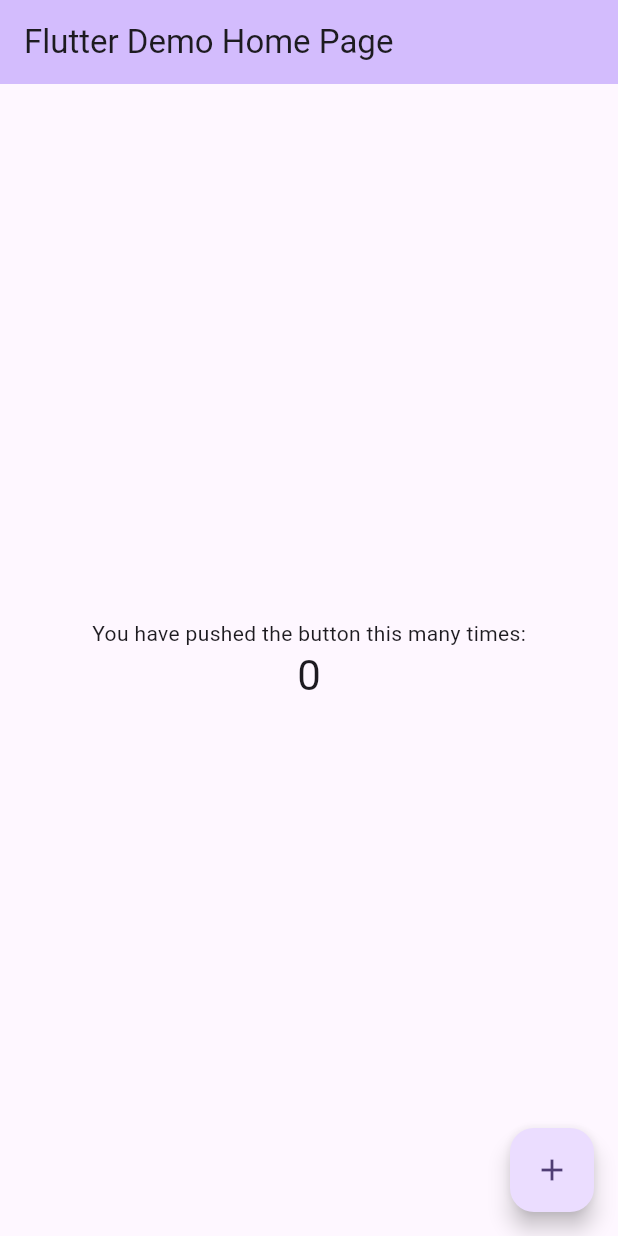
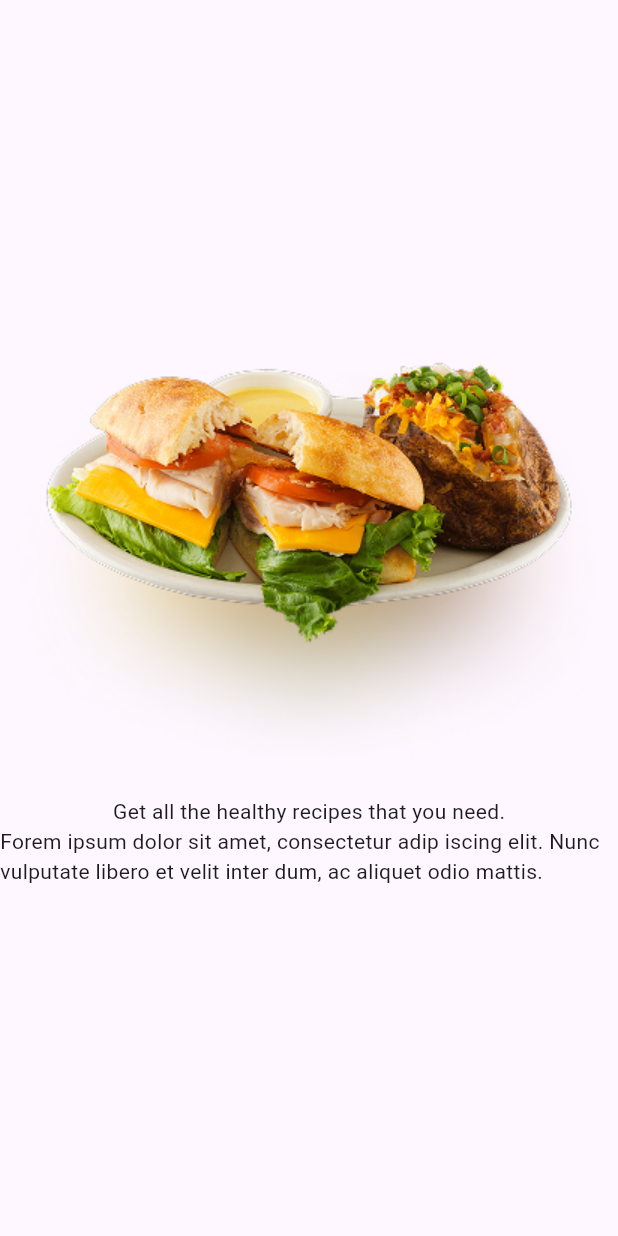
Before and after one commit to Hasnainbangash/Flutter_Recipe_Sharing_App_Task_Work, a Flutter app: the screen it shows after launch, on a phone screen of 412 x 824 dp. Run offline on Flutter 3.47's test engine with Material 3 defaults, Android fonts, the phone set to English and light mode, and no system bars.

Commit message:
Added the fonts and some assetsto the poject and some design of spalsh screen work done

```diff
--- a/lib/main.dart
+++ b/lib/main.dart
@@ -1,4 +1,5 @@
 import 'package:flutter/material.dart';
+import 'package:flutter_recipe_sharing_app_task_work/views/splash_view.dart';
 
 void main() {
   runApp(const MyApp());
@@ -13,110 +14,9 @@ class MyApp extends StatelessWidget {
     return MaterialApp(
       title: 'Flutter Demo',
       theme: ThemeData(
-        // This is the theme of your application.
-        //
-        // TRY THIS: Try running your application with "flutter run". You'll see
-        // the application has a purple toolbar. Then, without quitting the app,
-        // try changing the seedColor in the colorScheme below to Colors.green
-        // and then invoke "hot reload" (save your changes or press the "hot
-        // reload" button in a Flutter-supported IDE, or press "r" if you used
-        // the command line to start the app).
-        //
-        // Notice that the counter didn't reset back to zero; the application
-        // state is not lost during the reload. To reset the state, use hot
-        // restart instead.
-        //
-        // This works for code too, not just values: Most code changes can be
-        // tested with just a hot reload.
         colorScheme: ColorScheme.fromSeed(seedColor: Colors.deepPurple),
       ),
-      home: const MyHomePage(title: 'Flutter Demo Home Page'),
+      home: const SplashView(),
     );
   }
 }
-
-class MyHomePage extends StatefulWidget {
-  const MyHomePage({super.key, required this.title});
-
-  // This widget is the home page of your application. It is stateful, meaning
-  // that it has a State object (defined below) that contains fields that affect
-  // how it looks.
-
-  // This class is the configuration for the state. It holds the values (in this
-  // case the title) provided by the parent (in this case the App widget) and
-  // used by the build method of the State. Fields in a Widget subclass are
-  // always marked "final".
-
-  final String title;
-
-  @override
-  State<MyHomePage> createState() => _MyHomePageState();
-}
-
-class _MyHomePageState extends State<MyHomePage> {
-  int _counter = 0;
-
-  void _incrementCounter() {
-    setState(() {
-      // This call to setState tells the Flutter framework that something has
-      // changed in this State, which causes it to rerun the build method below
-      // so that the display can reflect the updated values. If we changed
-      // _counter without calling setState(), then the build method would not be
-      // called again, and so nothing would appear to happen.
-      _counter++;
-    });
-  }
-
-  @override
-  Widget build(BuildContext context) {
-    // This method is rerun every time setState is called, for instance as done
-    // by the _incrementCounter method above.
-    //
-    // The Flutter framework has been optimized to make rerunning build methods
-    // fast, so that you can just rebuild anything that needs updating rather
-    // than having to individually change instances of widgets.
-    return Scaffold(
-      appBar: AppBar(
-        // TRY THIS: Try changing the color here to a specific color (to
-        // Colors.amber, perhaps?) and trigger a hot reload to see the AppBar
-        // change color while the other colors stay the same.
-        backgroundColor: Theme.of(context).colorScheme.inversePrimary,
-        // Here we take the value from the MyHomePage object that was created by
-        // the App.build method, and use it to set our appbar title.
-        title: Text(widget.title),
-      ),
-      body: Center(
-        // Center is a layout widget. It takes a single child and positions it
-        // in the middle of the parent.
-        child: Column(
-          // Column is also a layout widget. It takes a list of children and
-          // arranges them vertically. By default, it sizes itself to fit its
-          // children horizontally, and tries to be as tall as its parent.
-          //
-          // Column has various properties to control how it sizes itself and
-          // how it positions its children. Here we use mainAxisAlignment to
-          // center the children vertically; the main axis here is the vertical
-          // axis because Columns are vertical (the cross axis would be
-          // horizontal).
-          //
-          // TRY THIS: Invoke "debug painting" (choose the "Toggle Debug Paint"
-          // action in the IDE, or press "p" in the console), to see the
-          // wireframe for each widget.
-          mainAxisAlignment: MainAxisAlignment.center,
-          children: <Widget>[
-            const Text('You have pushed the button this many times:'),
-            Text(
-              '$_counter',
-              style: Theme.of(context).textTheme.headlineMedium,
-            ),
-          ],
-        ),
-      ),
-      floatingActionButton: FloatingActionButton(
-        onPressed: _incrementCounter,
-        tooltip: 'Increment',
-        child: const Icon(Icons.add),
-      ), // This trailing comma makes auto-formatting nicer for build methods.
-    );
-  }
-}
--- /dev/null
+++ b/lib/views/splash_view.dart
@@ -0,0 +1,26 @@
+import 'package:flutter/material.dart';
+
+class SplashView extends StatefulWidget {
+  const SplashView({super.key});
+
+  @override
+  State<SplashView> createState() => _SplashViewState();
+}
+
+class _SplashViewState extends State<SplashView> {
+  @override
+  Widget build(BuildContext context) {
+    return Scaffold(
+      body: Column(
+        mainAxisAlignment: MainAxisAlignment.center,
+        children: [
+          Image.asset('images/image1.png'),
+
+          Text('Get all the healthy recipes that you need.'),
+
+          Text('Forem ipsum dolor sit amet, consectetur adip iscing elit. Nunc vulputate libero et velit inter dum, ac aliquet odio mattis.')
+        ],
+      ),
+    );
+  }
+}
```
Also changed, not shown: pubspec.yaml (+8 -9 lines), fonts/LifeSavers-Regular.ttf (added), images/foodimage1.png (added), images/foodimage2.png (added), images/foodimage3.png (added), images/image1.png (added).
